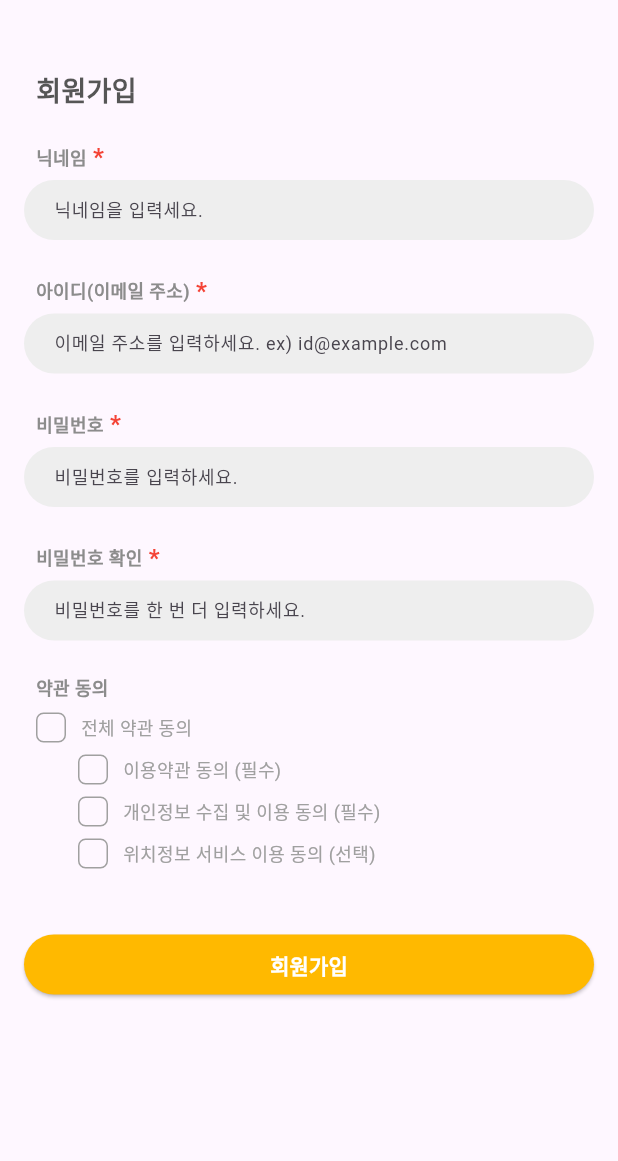
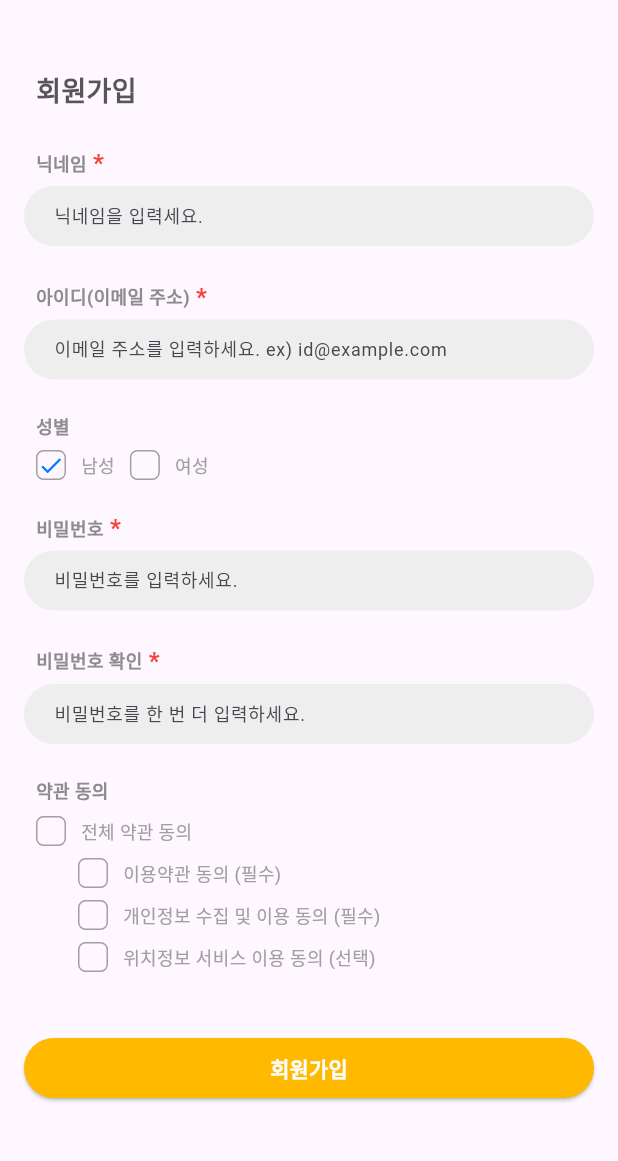
Before and after one commit to billimiut/billimiut_app, a Flutter app: the screen it shows after launch, after a tap on "아직 회원이 아니신가요? 회원가입", on a phone screen of 412 x 824 dp, the part 75-1236 px from its top. Run offline on Flutter 3.47's test engine with Material 3 defaults, Android fonts, the phone set to English and light mode, and no system bars; our stand-ins replace cloud_firestore, firebase_core, flutter_datetime_picker_plus, flutter_dotenv, flutter_secure_storage, flutter_svg and 7 more; missing offline and left inert: kakao_flutter_sdk, kakao_flutter_sdk_common; accounts and stored records are empty; network calls fail; Roboto replaces fonts that are missing (Jua).

Commit message:
fix: DB 변경으로 인한 수정

```diff
--- a/lib/providers/user.dart
+++ b/lib/providers/user.dart
@@ -1,9 +1,10 @@
 import 'package:flutter/material.dart';
 
 class User with ChangeNotifier {
-  String _userId = "";
+  String _id = "";
   String _nickname = "";
   bool _female = false;
+  List<dynamic> _keywords = [];
   String _type = "service";
   double _temperature = 0;
   List<dynamic> _location = [];
@@ -13,18 +14,20 @@ class User with ChangeNotifier {
   int _lendCount = 0;
   int _borrowMoney = 0;
   int _lendMoney = 0;
-  String _imageUrl = "";
-  String _dong = "";
+  String _profileImage = "";
+  String _dong = "율전동";
   List<dynamic> _borrowList = [];
   List<dynamic> _lendList = [];
   List<dynamic> _chatList = [];
   List<dynamic> _postsList = [];
 
-  String get userId => _userId;
+  String get id => _id;
 
   String get nickname => _nickname;
 
   bool get female => _female;
+
+  List<dynamic> get keywords => _keywords;
 
   String get type => _type;
 
@@ -36,7 +39,7 @@ class User with ChangeNotifier {
 
   double get longitude => _longitude;
 
-  String get imageUrl => _imageUrl;
+  String get profileImage => _profileImage;
 
   String get dong => _dong;
 
@@ -55,8 +58,8 @@ class User with ChangeNotifier {
   List<dynamic> get chatList => _chatList;
   List<dynamic> get postsList => _postsList;
 
-  setUserId(String userId) {
-    _userId = userId;
+  setId(String id) {
+    _id = id;
     notifyListeners();
   }
 
@@ -70,6 +73,11 @@ class User with ChangeNotifier {
     notifyListeners();
   }
 
+  setKeywords(List<dynamic> keywords) {
+    _keywords = keywords;
+    notifyListeners();
+  }
+
   setType(String type) {
     _type = type;
     notifyListeners();
@@ -80,8 +88,8 @@ class User with ChangeNotifier {
     notifyListeners();
   }
 
-  setImageUrl(String imageUrl) {
-    _imageUrl = imageUrl;
+  setProfileImage(String profileImage) {
+    _profileImage = profileImage;
     notifyListeners();
   }
 
@@ -120,7 +128,7 @@ class User with ChangeNotifier {
     notifyListeners();
   }
 
-  setLendMoney(int lendMoney) {
+  setLendMoney(int lendPrice) {
     _lendMoney = lendMoney;
     notifyListeners();
   }
--- a/lib/screens/my_page_screen.dart
+++ b/lib/screens/my_page_screen.dart
@@ -72,7 +72,7 @@ class _MyPageState extends State<MyPage> {
           child: Column(
             children: [
               ProfileCard(
-                imageUrl: user.imageUrl,
+                imageUrl: user.profileImage,
                 nickname: user.nickname,
                 temperature: user.temperature,
                 location: user.dong,
@@ -122,7 +122,7 @@ class _MyPageState extends State<MyPage> {
                               //     ? "위치 정보 없음"
                               //     : item["name"],
                               title: item["title"],
-                              money: item["money"],
+                              price: item["price"],
                               startDate: formatDate(item["start_date"]),
                               endDate: formatDate(item["end_date"]),
                               status: item["status"],
@@ -171,7 +171,7 @@ class _MyPageState extends State<MyPage> {
                               //     ? "위치 정보 없음"
                               //     : item["name"],
                               title: item["title"],
-                              money: item["money"],
+                              price: item["price"],
                               startDate: DateFormat('yy-MM-dd HH:mm')
                                   .format(DateTime.parse(item["start_date"])),
                               endDate: DateFormat('yy-MM-dd HH:mm')
--- a/lib/screens/my_posts_screen.dart
+++ b/lib/screens/my_posts_screen.dart
@@ -30,7 +30,7 @@ class _MyPostsScreen extends State<MyPostsScreen> {
     String getMyPosts;
     var apiEndPoint = dotenv.get("API_END_POINT");
     var getMyPostsRequest =
-        Uri.parse('$apiEndPoint/get_my_posts?user_id=${user.userId}');
+        Uri.parse('$apiEndPoint/get_my_posts?user_id=${user.id}');
 
     var getMyPostsresponse = await http.get(
       getMyPostsRequest,
@@ -352,9 +352,9 @@ class _MyPostsScreen extends State<MyPostsScreen> {
                                 Row(
                                   children: [
                                     Text(
-                                      item["money"] == 0
+                                      item["price"] == 0
                                           ? "나눔"
-                                          : "${item["money"]}원",
+                                          : "${item["price"]}원",
                                       style: const TextStyle(
                                         fontSize: 12,
                                         fontWeight: FontWeight.w400,
--- a/lib/screens/signup_screen.dart
+++ b/lib/screens/signup_screen.dart
@@ -17,6 +17,8 @@ class SignUpScreen extends StatefulWidget {
 
 class _SignUpScreenState extends State<SignUpScreen> {
   final String apiEndPoint = dotenv.get("API_END_POINT");
+
+  bool _isFemale = false;
 
   final TextEditingController _nicknameController = TextEditingController();
   final TextEditingController _idController = TextEditingController();
@@ -95,11 +97,12 @@ class _SignUpScreenState extends State<SignUpScreen> {
         },
       );
     } else {
-      var request = Uri.parse('$apiEndPoint/signup');
+      var request = Uri.parse('$apiEndPoint/users/signup');
       var body = {
         "id": _idController.text,
         "pw": _passwordController.text,
         "nickname": _nicknameController.text,
+        "female": _isFemale,
       };
       print(body);
       var response = await http
@@ -109,6 +112,7 @@ class _SignUpScreenState extends State<SignUpScreen> {
         body: jsonEncode(body),
       )
           .then((value) {
+        print(value.statusCode);
         var data = json.decode(utf8.decode(value.bodyBytes));
         print("data: $data");
         var message = data["message"];
@@ -379,6 +383,9 @@ class _SignUpScreenState extends State<SignUpScreen> {
                       color: Color(0xFF565656)),
                 ),
               ),
+              const SizedBox(
+                height: 4.0,
+              ),
               CustomTextField(
                 obscureText: false,
                 text: "닉네임",
@@ -392,6 +399,119 @@ class _SignUpScreenState extends State<SignUpScreen> {
                   hintText: '이메일 주소를 입력하세요. ex) id@example.com',
                   errorMessage: _idErrorMessage,
                   controller: _idController),
+              const SizedBox(height: 20),
+              Padding(
+                padding: const EdgeInsets.only(
+                  left: 8.0,
+                ),
+                child: Column(
+                  crossAxisAlignment: CrossAxisAlignment.start,
+                  children: [
+                    const Text(
+                      "성별",
+                      style: TextStyle(
+                        fontSize: 12,
+                        fontWeight: FontWeight.w600,
+                        color: Color(0xFF8C8C8C),
+                      ),
+                    ),
+                    const SizedBox(
+                      height: 8.0,
+                    ),
+                    Row(
+                      children: [
+                        Row(
+                          children: [
+                            GestureDetector(
+                              onTap: () {
+                                setState(() {
+                                  _isFemale = false;
+                                });
+                              },
+                              child: Container(
+                                width: 20.0,
+                                height: 20.0,
+                                decoration: BoxDecoration(
+                                  border: Border.all(
+                                    color: const Color(0xFFA0A0A0),
+                                    width: 1.0,
+                                  ),
+                                  borderRadius: BorderRadius.circular(5),
+                                ),
+                                child: Visibility(
+                                  visible: !_isFemale,
+                                  child: const Center(
+                                    child: Icon(Icons.check,
+                                        size: 18.0, // 아이콘 크기 조절
+                                        color: Color(0xff007DFF) // 아이콘 색상 설정
+                                        ),
+                                  ),
+                                ),
+                              ),
+                            ),
+                            const SizedBox(
+                              width: 10.0,
+                            ),
+                            const Text(
+                              "남성",
+                              style: TextStyle(
+                                color: Color(0xffa0a0a0),
+                                fontSize: 12,
+                                fontWeight: FontWeight.w400,
+                              ),
+                            ),
+                          ],
+                        ),
+                        const SizedBox(
+                          width: 10.0,
+                        ),
+                        Row(
+                          children: [
+                            GestureDetector(
+                              onTap: () {
+                                setState(() {
+                                  _isFemale = true;
+                                });
+                              },
+                              child: Container(
+                                width: 20.0,
+                                height: 20.0,
+                                decoration: BoxDecoration(
+                                  border: Border.all(
+                                    color: const Color(0xFFA0A0A0),
+                                    width: 1.0,
+                                  ),
+                                  borderRadius: BorderRadius.circular(5),
+                                ),
+                                child: Visibility(
+                                  visible: _isFemale,
+                                  child: const Center(
+                                    child: Icon(Icons.check,
+                                        size: 18.0, // 아이콘 크기 조절
+                                        color: Color(0xff007DFF) // 아이콘 색상 설정
+                                        ),
+                                  ),
+                                ),
+                              ),
+                            ),
+                            const SizedBox(
+                              width: 10.0,
+                            ),
+                            const Text(
+                              "여성",
+                              style: TextStyle(
+                                color: Color(0xffa0a0a0),
+                                fontSize: 12,
+                                fontWeight: FontWeight.w400,
+                              ),
+                            ),
+                          ],
+                        ),
+                      ],
+                    ),
+                  ],
+                ),
+              ),
               CustomTextField(
                   obscureText: true,
                   text: "비밀번호",
--- a/lib/screens/splash_screen.dart
+++ b/lib/screens/splash_screen.dart
@@ -25,98 +25,99 @@ class _SplashScreenState extends State<SplashScreen> {
   void initState() {
     super.initState();
 
-    readLoginToken();
+    readAccessToken();
     // Timer(const Duration(seconds: 3),
     //     () => Navigator.pushReplacementNamed(context, "/login")); // 3초
   }
 
-  Future<void> readLoginToken() async {
+  Future<void> readAccessToken() async {
     User user = Provider.of<User>(context, listen: false);
     Posts posts = Provider.of<Posts>(context, listen: false);
 
     FlutterSecureStorage storage = const FlutterSecureStorage();
-    var loginToken = await storage.read(
-      key: 'login_token',
+    var token = await storage.read(
+      key: 'access_token',
     );
-    if (loginToken != null) {
+    if (token != null) {
       // 자동 로그인일 경우
-      var loginRequest = Uri.parse('$apiEndPoint/my_info');
-      var loginBody = {
-        'login_token': loginToken,
+
+      var myInfoRequest = Uri.parse('$apiEndPoint/users/my_info');
+
+      var headers = {
+        'Content-Type': 'application/json',
+        'Authorization': 'Bearer $token',
       };
-      var loginResponse = await http
-          .post(
-        loginRequest,
-        headers: {'Content-Type': 'application/json'},
-        body: jsonEncode(loginBody),
-      )
-          .then((value) async {
-        var loginData = json.decode(utf8.decode(value.bodyBytes));
-        print("loginData: $loginData");
-        user.setUserId(loginData["user_id"]);
-        user.setNickname(loginData["nickname"]);
-        user.setTemperature(loginData["temperature"]);
-        user.setLocation(loginData["locations"]);
-        user.setImageUrl(loginData["image_url"]);
-        user.setDong(loginData["dong"]);
-        user.setBorrowCount(loginData["borrow_count"]);
-        user.setLendCount(loginData["lend_count"]);
-        user.setLendMoney(loginData["lend_money"]);
-        user.setBorrowList(loginData["borrow_list"]);
-        user.setLendList(loginData["lend_list"]);
-        user.setChatList(loginData["chat_list"]);
-        user.setPostsList(loginData["posts"]);
+      var myInfoResponse =
+          await http.get(myInfoRequest, headers: headers).then((value) async {
+        var myInfoData = json.decode(utf8.decode(value.bodyBytes));
+        print("myInfoData: ${myInfoData["female"].runtimeType}");
+        user.setId(myInfoData["id"]);
+        user.setNickname(myInfoData["nickname"]);
+        user.setFemale(myInfoData["female"]);
+        user.setKeywords(myInfoData["keywords"]);
+        //user.setTemperature(myInfoData["temperature"]);
+        //user.setLocation(myInfoData["locations"]);
+        user.setProfileImage(myInfoData["profile_image"]);
+        //user.setDong(myInfoData["dong"]);
+        user.setBorrowCount(myInfoData["borrow_count"]);
+        user.setLendCount(myInfoData["lend_count"]);
+        user.setBorrowMoney(myInfoData["borrow_money"]);
+        user.setLendMoney(myInfoData["lend_money"]);
+        user.setBorrowList(myInfoData["borrow_list"]);
+        user.setLendList(myInfoData["lend_list"]);
+        user.setChatList(myInfoData["chat_list"]);
+        //user.setPostsList(myInfoData["posts"]);
 
         Navigator.push(
           context,
           MaterialPageRoute(builder: (context) => const MainScreen()),
         );
 
-        Position position = await Geolocator.getCurrentPosition(
-          desiredAccuracy: LocationAccuracy.high,
-        );
-        user.setLatitude(position.latitude);
-        user.setLongitude(position.longitude);
-        var setLocationRequest = Uri.parse('$apiEndPoint/set_location');
-        var setLocationBody = {
-          "user_id": loginData["user_id"],
-          "latitude": user.latitude,
-          "longitude": user.longitude,
-        };
-        // var setLocationResponse = await http
-        //     .post(
-        //   setLocationRequest,
-        //   headers: {'Content-Type': 'application/json'},
-        //   body: jsonEncode(setLocationBody),
-        // )
-        //     .then((value) async {
-        //   var setLocationData = json.decode(utf8.decode(value.bodyBytes));
-        //   //print(setLocationData["message"]);
-        //   //1.메인페이지에서 getpost
-        //   Navigator.push(
-        //     context,
-        //     MaterialPageRoute(builder: (context) => const MainScreen()),
-        //   );
-        //   //2.로그인페이지에서 getpost
-        //   /*
-        //   var getPostsRequest = Uri.parse('$apiEndPoint/get_posts');
-        //   var getPostsResponse = await http.get(
-        //     getPostsRequest,
-        //     headers: {'Content-Type': 'application/json'}, // Content-Type 추가
-        //   ).then((value) {
-        //     var getPostsData = jsonDecode(value.body);
-        //     getPostsData = json.decode(utf8.decode(value.bodyBytes));
-        //     posts.setOriginPosts(getPostsData);
-        //     Navigator.push(
-        //       context,
-        //       MaterialPageRoute(builder: (context) => const MainScreen()),
-        //     );
-        //   }).catchError((e) {
-        //     print("/get_posts error: $e");
-        //   });*/
-        // }).catchError((e) {
-        //   print("/set_location error: $e");
-        // });
+        // Position position = await Geolocator.getCurrentPosition(
+        //   desiredAccuracy: LocationAccuracy.high,
+        // );
+        // user.setLatitude(position.latitude);
+        // user.setLongitude(position.longitude);
+        // // var setLocationRequest = Uri.parse('$apiEndPoint/set_location');
+        // // var setLocationBody = {
+        // //   "user_id": loginData["user_id"],
+        // //   "latitude": user.latitude,
+        // //   "longitude": user.longitude,
+        // // };
+        // // var setLocationResponse = await http
+        // //     .post(
+        // //   setLocationRequest,
+        // //   headers: {'Content-Type': 'application/json'},
+        // //   body: jsonEncode(setLocationBody),
+        // // )
+        // //     .then((value) async {
+        // //   var setLocationData = json.decode(utf8.decode(value.bodyBytes));
+        // //   //print(setLocationData["message"]);
+        // //   //1.메인페이지에서 getpost
+        // //   Navigator.push(
+        // //     context,
+        // //     MaterialPageRoute(builder: (context) => const MainScreen()),
+        // //   );
+        // //   //2.로그인페이지에서 getpost
+        // //   /*
+        // //   var getPostsRequest = Uri.parse('$apiEndPoint/get_posts');
+        // //   var getPostsResponse = await http.get(
+        // //     getPostsRequest,
+        // //     headers: {'Content-Type': 'application/json'}, // Content-Type 추가
+        // //   ).then((value) {
+        // //     var getPostsData = jsonDecode(value.body);
+        // //     getPostsData = json.decode(utf8.decode(value.bodyBytes));
+        // //     posts.setOriginPosts(getPostsData);
+        // //     Navigator.push(
+        // //       context,
+        // //       MaterialPageRoute(builder: (context) => const MainScreen()),
+        // //     );
+        // //   }).catchError((e) {
+        // //     print("/get_posts error: $e");
+        // //   });*/
+        // // }).catchError((e) {
+        // //   print("/set_location error: $e");
+        // // });
       }).catchError((e) {
         print("/my_info error: $e");
       });
--- a/lib/widgets/transaction_section.dart
+++ b/lib/widgets/transaction_section.dart
@@ -8,7 +8,7 @@ class TransactionItem extends StatelessWidget {
   final String imageUrl;
   final String location;
   final String title;
-  final int money;
+  final int price;
   final String startDate;
   final String endDate;
   final String status;
@@ -19,7 +19,7 @@ class TransactionItem extends StatelessWidget {
     required this.imageUrl,
     required this.location,
     required this.title,
-    required this.money,
+    required this.price,
     required this.startDate,
     required this.endDate,
     required this.status,
@@ -110,7 +110,7 @@ class TransactionItem extends StatelessWidget {
                     Row(
                       children: [
                         Text(
-                          money == 0 ? "나눔" : "$money원",
+                          price == 0 ? "나눔" : "$price원",
                           style: const TextStyle(
                             fontSize: 12,
                             fontWeight: FontWeight.w400,
```
Also changed, not shown: lib/datas/post_data.dart (+6 -6 lines), lib/models/post.dart (+6 -6 lines), lib/screens/chatting_detail_screen.dart (+11 -11 lines), lib/screens/emergency_screen.dart (+7 -6 lines), lib/screens/login_screen.dart (+16 -9 lines), lib/screens/main_screen.dart (+6 -6 lines), lib/screens/post_editing_screen.dart (+7 -7 lines), lib/screens/post_info_screen.dart (+4 -4 lines), lib/screens/post_writing_screen.dart (+7 -7 lines), lib/screens/search_screen.dart (+5 -5 lines), lib/widgets/chatting_post_detail.dart (+5 -5 lines).
